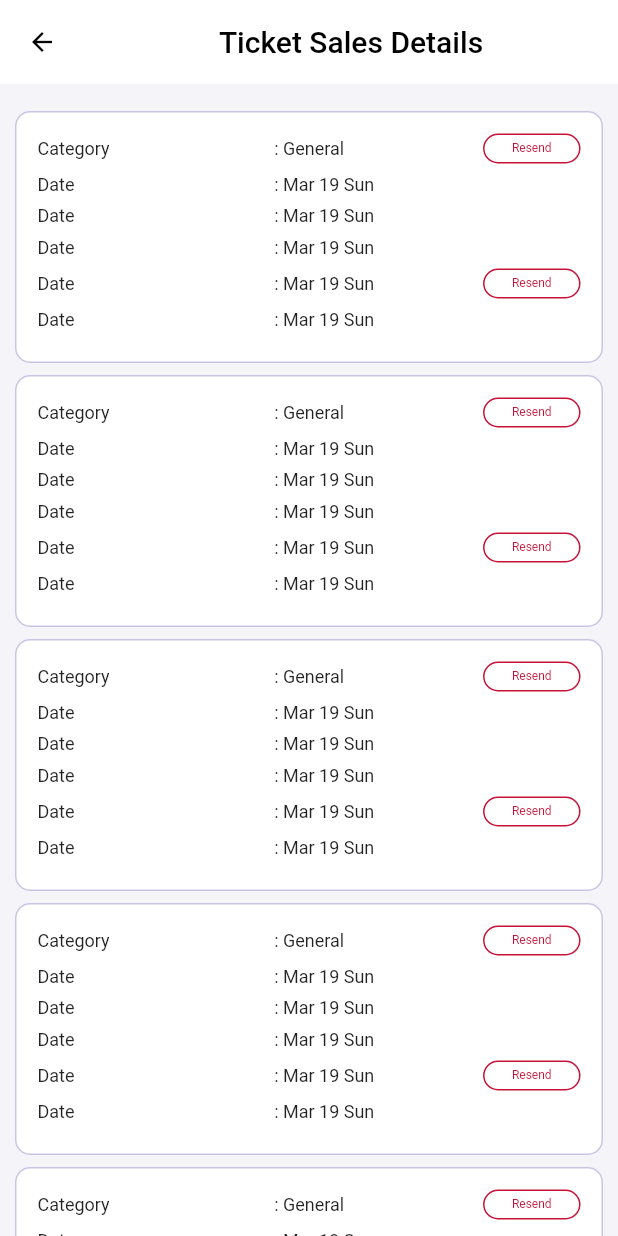
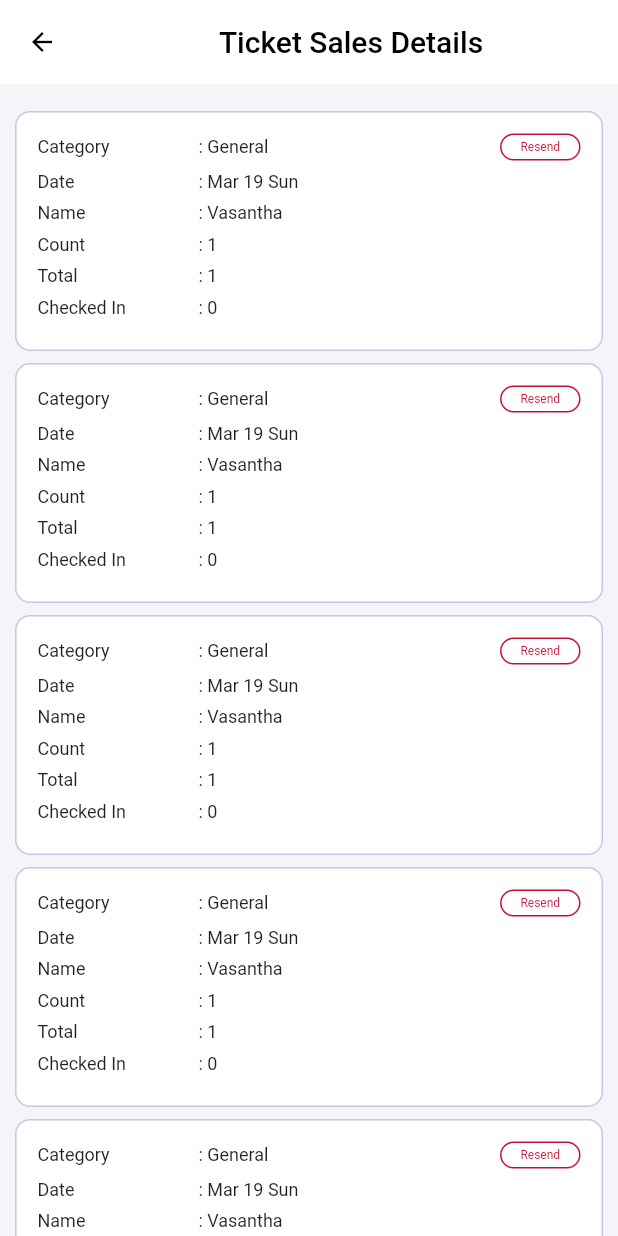
Before and after one commit to ChandraChaan/fun_zip, a Flutter app: the TicketSaleDetailsScreen screen opened by its route, on a phone screen of 412 x 824 dp. Run offline on Flutter 3.47's test engine with Material 2 defaults, Android fonts, the phone set to English and light mode, and no system bars; our stand-ins replace cached_network_image, carousel_slider, country_code_picker, dio, flutter_form_builder, flutter_html and 13 more; missing offline and left inert: comment_tree, qr_code_scanner; accounts and stored records are empty; project files that could hold a hidden picture were left out.

Commit message:
ticket sales screen created

```diff
--- a/lib/app/routes/app_pages.dart
+++ b/lib/app/routes/app_pages.dart
@@ -37,7 +37,7 @@ part 'app_routes.dart';
 class AppPages {
   AppPages._();
 
-  static const INITIAL = Routes.TicketSaleDetailsScreen;
+  static const INITIAL = Routes.SIGN_IN;
 
   static final routes = [
     GetPage(
--- a/lib/sathya/common_container.dart
+++ b/lib/sathya/common_container.dart
@@ -9,8 +9,8 @@ class CommonContainer extends StatelessWidget {
         decoration: BoxDecoration(
             borderRadius: BorderRadius.circular(20),
             border: Border.all(color: Color(0XFFC61236))),
-        height: 20,
-        width: 59,
+        height: 18,
+        width: 45,
         child: Center(
           child: Text(
             'Resend',
--- a/lib/sathya/ticket_sale_dettails/ticket_sale_details.dart
+++ b/lib/sathya/ticket_sale_dettails/ticket_sale_details.dart
@@ -1,17 +1,19 @@
 import 'package:flutter/material.dart';
 import 'package:fun_zippy/app/theme/colors.dart';
 import 'package:fun_zippy/app/utilities/extention.dart';
+import 'package:get/get.dart';
 
+import '../../app/widgets/custom_buttons.dart';
 import '../common_container.dart';
 
 class TicketSaleDetailsScreen extends StatelessWidget {
   static const List listData = [
     {"name": "Category", "sub": "General", "button": true},
     {"name": "Date", "sub": "Mar 19 Sun", "button": false},
-    {"name": "Date", "sub": "Mar 19 Sun", "button": false},
-    {"name": "Date", "sub": "Mar 19 Sun", "button": false},
-    {"name": "Date", "sub": "Mar 19 Sun", "button": true},
-    {"name": "Date", "sub": "Mar 19 Sun", "button": false},
+    {"name": "Name", "sub": "Vasantha", "button": false},
+    {"name": "Count", "sub": "1", "button": false},
+    {"name": "Total", "sub": "1", "button": false},
+    {"name": "Checked In", "sub": "0", "button": false},
   ];
 
   @override
@@ -21,10 +23,15 @@ class TicketSaleDetailsScreen extends StatelessWidget {
       appBar: AppBar(
         elevation: 0,
         backgroundColor: Colors.white,
-        leading: Icon(
+        leading: InkWell(
+          onTap: () {
+            Get.back();
+          },
+          child: Icon(
             Icons.arrow_back,
             color: Colors.black,
             size: 20,
+          ),
         ),
         title: Center(
           child: Text(
@@ -58,7 +65,7 @@ class TicketSaleDetailsScreen extends StatelessWidget {
                             Row(
                               children: [
                                 Expanded(
-                                    flex: 17,
+                                    flex: 8,
                                     child: Text('${listData[a]['name']}',
                                         style: TextStyle(fontSize: 12))),
                                 Expanded(
@@ -69,132 +76,84 @@ class TicketSaleDetailsScreen extends StatelessWidget {
                                   ),
                                 ),
                                 Expanded(
-                                    flex: 7,
+                                    flex: 4,
                                     child: listData[a]['button'].toString() ==
                                             'true'
-                                        ? CommonContainer()
+                                        ? InkWell(
+                                        onTap: (){},
+                                        child: CommonContainer())
                                         : Container()),
                               ],
                             ),
                             SizedBox(height: 7),
                           ],
-                          // Row(
-                          //   children: [
-                          //     Text(
-                          //       'Date',
-                          //       style: TextStyle(fontSize: 12),
-                          //     ),
-                          //     133.width,
-                          //     Text(
-                          //       ': ',
-                          //       style: TextStyle(fontSize: 12),
-                          //     ),
-                          //   ],
-                          // ),
-                          // SizedBox(height: 7),
-                          // Row(
-                          //   children: [
-                          //     Text(
-                          //       'Name',
-                          //       style: TextStyle(fontSize: 12),
-                          //     ),
-                          //     126.width,
-                          //     Text(
-                          //       ': Vasantha',
-                          //       style: TextStyle(fontSize: 12),
-                          //     ),
-                          //   ],
-                          // ),
-                          // SizedBox(height: 7),
-                          // Row(
-                          //   children: [
-                          //     Text(
-                          //       'Count',
-                          //       style: TextStyle(fontSize: 12),
-                          //     ),
-                          //     126.width,
-                          //     Text(
-                          //       ': 1',
-                          //       style: TextStyle(fontSize: 12),
-                          //     ),
-                          //   ],
-                          // ),
-                          // SizedBox(height: 7),
-                          // Row(
-                          //   children: [
-                          //     Text(
-                          //       'Total',
-                          //       style: TextStyle(fontSize: 12),
-                          //     ),
-                          //     131.width,
-                          //     Text(
-                          //       ': 1',
-                          //       style: TextStyle(fontSize: 12),
-                          //     ),
-                          //   ],
-                          // ),
-                          // SizedBox(height: 7),
-                          // Row(
-                          //   children: [
-                          //     Text(
-                          //       'Checked in',
-                          //       style: TextStyle(fontSize: 12),
-                          //     ),
-                          //     99.width,
-                          //     Text(
-                          //       ': 0',
-                          //       style: TextStyle(fontSize: 12),
-                          //     ),
-                          //   ],
-                          // ),
                         ],
                       ),
                     ),
                   ),
                 ),
               Padding(
-                padding: const EdgeInsets.only(top: 10, bottom: 10),
+                padding: const EdgeInsets.only(bottom: 10, top: 10),
                 child: Container(
                   height: 35,
+                  width: double.infinity,
                   decoration: BoxDecoration(
                       color: Color(0XFFC61236),
-                      borderRadius: BorderRadius.circular(8)),
-                  child: Center(
-                      child: Text(
-                    'Export',
-                    style: TextStyle(color: Colors.white),
-                  )),
+                      borderRadius: BorderRadius.circular(10)),
+                  child: TextButton(
+                    onPressed: () {},
+                    style: TextButton.styleFrom(
+                      shape: RoundedRectangleBorder(
+                        borderRadius: BorderRadius.circular(8),
+                      ),
+                    ),
+                    child:
+                        Text('Export', style: TextStyle(color: Colors.white)),
+                  ),
                 ),
               ),
               Padding(
                 padding: const EdgeInsets.only(bottom: 10),
                 child: Container(
                   height: 35,
-                  decoration: BoxDecoration(
+                  width: double.infinity,
+                  child: TextButton(
+                    onPressed: () {
+                      // Add your onPressed functionality here
+                    },
+                    style: TextButton.styleFrom(
+                      // backgroundColor: Color(0XFFC61236), // Background color
+                      primary: Colors.black, // Text color
+                      shape: RoundedRectangleBorder(
                         borderRadius: BorderRadius.circular(8),
-                      border: Border.all(color: Color(0XFFC61236))),
-                  child: Center(
-                    child: Text(
-                      'Send Reminder',
-                      style: TextStyle(color: Color(0XFFC61236)),
+                        side: BorderSide(
+                            color: Color(0XFFC61236)), // Border color
+                      ),
+                    ),
+                    child: Text('Send Reminder',
+                        style: TextStyle(color: Color(0XFFC61236))),
                   ),
                 ),
               ),
-              ),
-              TextButton(
+              Container(
+                height: 35,
+                width: double.infinity,
+                child: TextButton(
                   onPressed: () {
                     // Add your onPressed functionality here
                   },
                   style: TextButton.styleFrom(
                     backgroundColor: Color(0XFFF5F4F9), // Background color
-                  primary: Color(0XFFC9C6E1), // Text color
+                    primary: Colors.black, // Text color
                     shape: RoundedRectangleBorder(
                       borderRadius: BorderRadius.circular(8),
-                    side: BorderSide(color: Color(0XFFC9C6E1)), // Border color
+                      side:
+                          BorderSide(color: Color(0XFFC9C6E1)), // Border color
                     ),
                   ),
                   child: Text('Close'),
-              )
+                ),
+              ),
             ],
           ),
         ),
```
Lines whose indentation alone changed are shown as unchanged.
